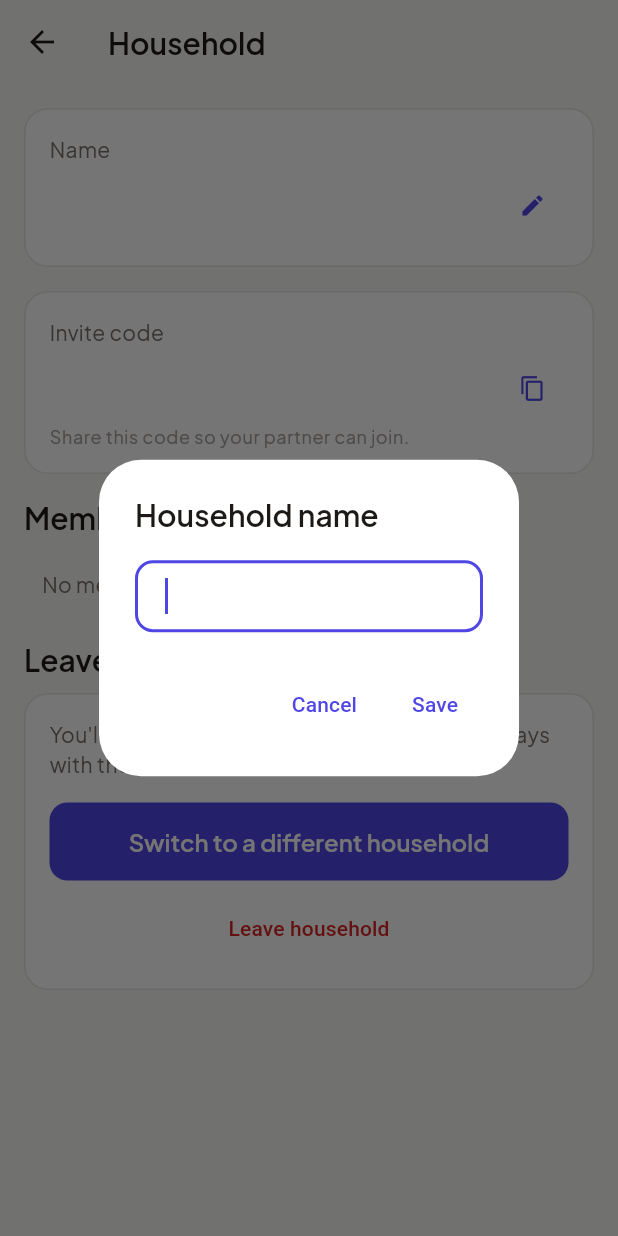
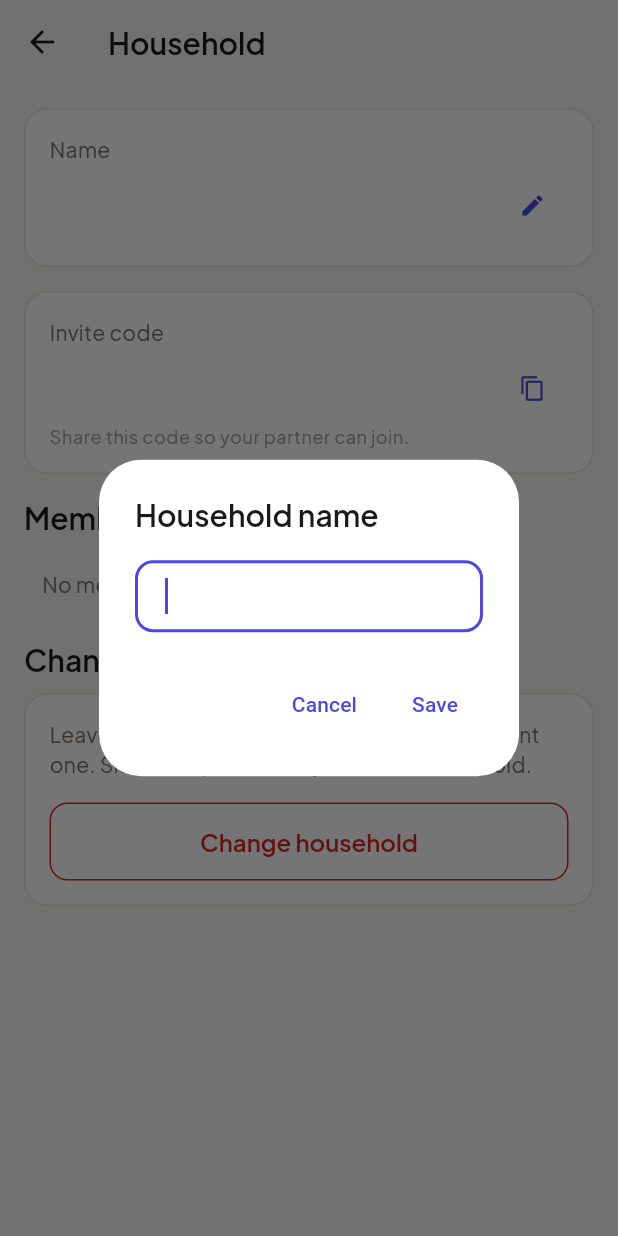
Before and after one commit to jianhui-ben/aiko_ben_expense_app, a Flutter app: the HouseholdSettingsScreen screen opened directly with empty values, after a tap on the "edit" icon, on a phone screen of 412 x 824 dp. Run offline on Flutter 3.47's test engine with Material 3 defaults, Android fonts, the phone set to English and light mode, and no system bars; our stand-ins replace cloud_firestore, firebase_auth, firebase_core, flutter_local_notifications, flutter_spinkit, flutter_time_picker_spinner and 6 more; accounts and stored records are empty.

Commit message:
Simplify change-household UI and harden leave race in Home.
Replace the duplicate leave/switch buttons with one Change household action, and ignore post-leave Firestore permission errors so E2E stays stable.

Co-authored-by: Cursor <cursoragent@cursor.com>

```diff
--- a/lib/screens/setting/household_settings_screen.dart
+++ b/lib/screens/setting/household_settings_screen.dart
@@ -101,6 +101,11 @@ class _HouseholdSettingsScreenState extends State<HouseholdSettingsScreen> {
             children: [
               Text('Leave "${household.name}"?',
                   style: theme.textTheme.headlineSmall),
+              const SizedBox(height: AppSpacing.sm),
+              Text(
+                'You can create or join another household afterward.',
+                style: theme.textTheme.bodyMedium,
+              ),
               const SizedBox(height: AppSpacing.lg),
               Text(
                 '• Shared expenses, budget, and categories stay with this household',
@@ -323,15 +328,15 @@ class _HouseholdSettingsScreenState extends State<HouseholdSettingsScreen> {
                   ],
                   if (membersLoaded) ...[
                   const SizedBox(height: AppSpacing.lg),
-                  Text('Leave household', style: theme.textTheme.headlineSmall),
+                  Text('Change household', style: theme.textTheme.headlineSmall),
                   const SizedBox(height: AppSpacing.sm),
                   AppCard(
                     child: Column(
                       crossAxisAlignment: CrossAxisAlignment.stretch,
                       children: [
                         Text(
-                          'You\'ll lose access to shared expenses. Data stays '
-                          'with the household.',
+                          'Leave this household to create or join a different '
+                          'one. Shared expenses stay with this household.',
                           style: theme.textTheme.bodyMedium,
                         ),
                         if (!canLeave && partner != null) ...[
@@ -343,36 +348,26 @@ class _HouseholdSettingsScreenState extends State<HouseholdSettingsScreen> {
                           ),
                         ],
                         const SizedBox(height: AppSpacing.lg),
-                        FilledButton(
+                        OutlinedButton(
                           onPressed: _actionLoading || !canLeave
                               ? null
                               : () => _confirmLeave(
                                     household,
                                     members.length <= 1,
                                   ),
+                          style: OutlinedButton.styleFrom(
+                            foregroundColor: AppColors.error,
+                            side: const BorderSide(color: AppColors.error),
+                          ),
                           child: _actionLoading
                               ? const SizedBox(
                                   height: 20,
                                   width: 20,
                                   child: CircularProgressIndicator(
                                     strokeWidth: 2,
-                                    color: Colors.white,
                                   ),
                                 )
-                              : const Text('Switch to a different household'),
-                        ),
-                        const SizedBox(height: AppSpacing.sm),
-                        TextButton(
-                          onPressed: _actionLoading || !canLeave
-                              ? null
-                              : () => _confirmLeave(
-                                    household,
-                                    members.length <= 1,
-                                  ),
-                          style: TextButton.styleFrom(
-                            foregroundColor: AppColors.error,
-                          ),
-                          child: const Text('Leave household'),
+                              : const Text('Change household'),
                         ),
                       ],
                     ),
```
Also changed, not shown: lib/screens/home/home.dart (+18 -3 lines), 1 other file.
